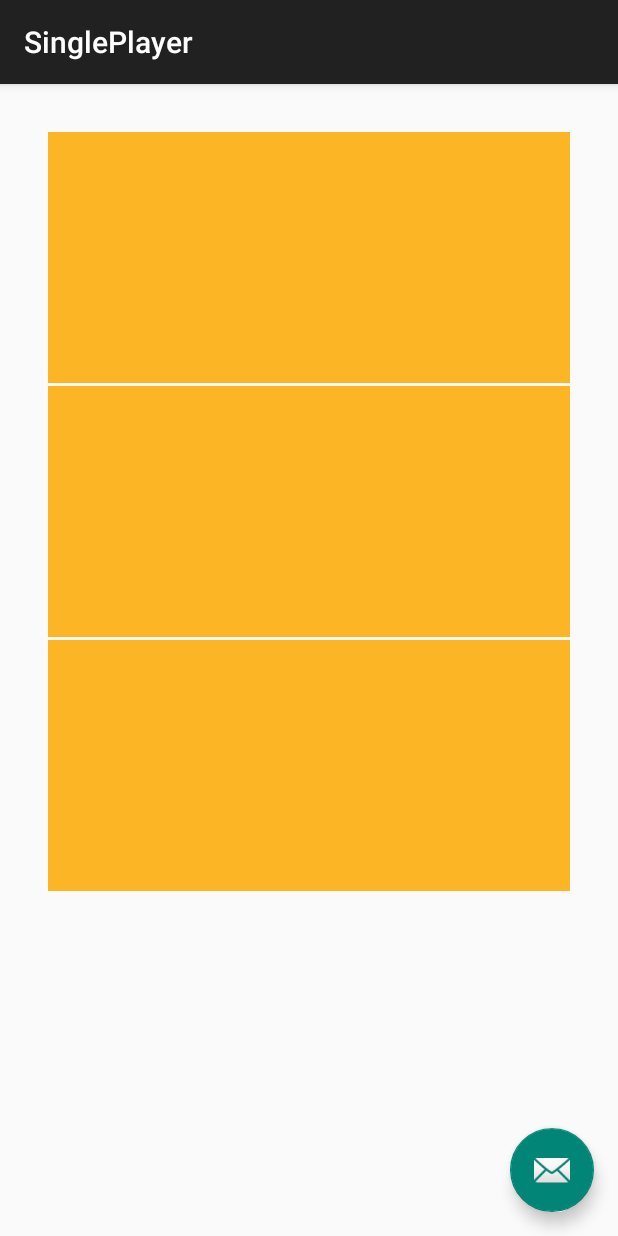
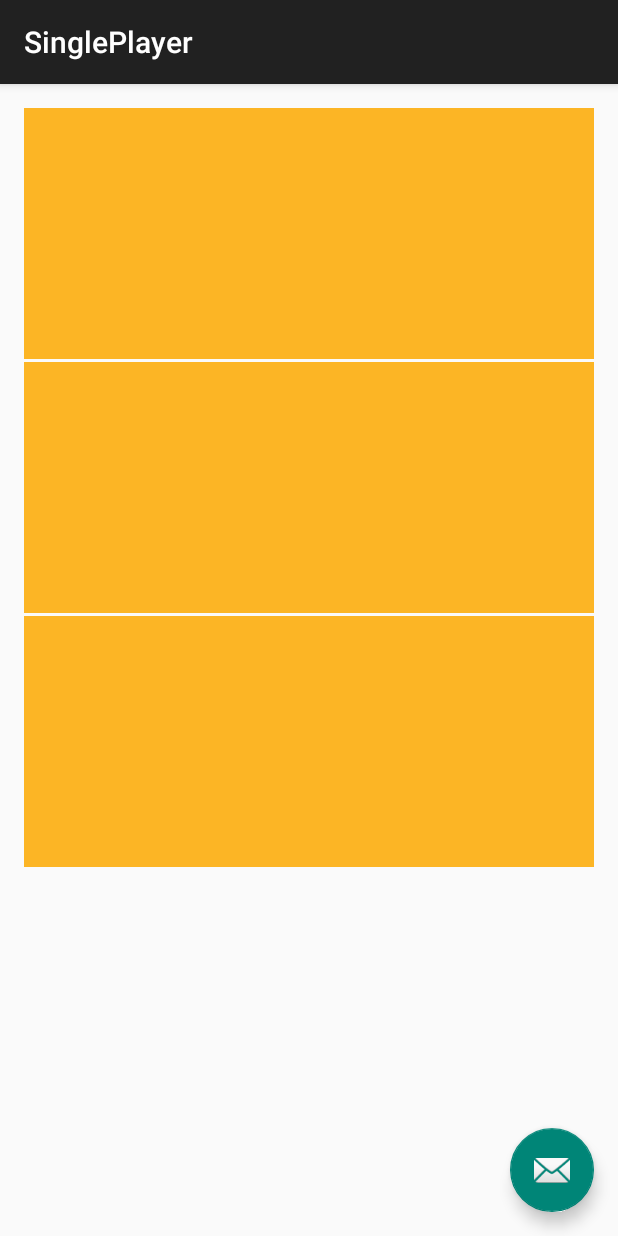
Before and after one commit to jitsuntung/TestSpeechApp, an Android app: the SinglePlayer screen opened directly, with no data from a screen before it, on a phone screen of 412 x 824 dp. Run offline under Robolectric (Android 15) with nearby library versions, the light colour scheme and no system bars.

Commit message:
MInor layout changes

```diff
--- a/app/build.gradle
+++ b/app/build.gradle
@@ -2,7 +2,7 @@ apply plugin: 'com.android.application'
 
 android {
     compileSdkVersion 23
-    buildToolsVersion "23.0.0"
+    buildToolsVersion "23.0.1"
 
     defaultConfig {
         applicationId "com.example.jit.testspeech"
--- a/app/src/main/java/com/example/jit/testspeech/ResultMM.java
+++ b/app/src/main/java/com/example/jit/testspeech/ResultMM.java
@@ -2,6 +2,7 @@ package com.example.jit.testspeech;
 
 /**
  * Created by jtung on 10/22/2015.
+ *
  */
 public class ResultMM {
     String[] matrix;
--- a/app/src/main/res/layout/content_single_player.xml
+++ b/app/src/main/res/layout/content_single_player.xml
@@ -2,10 +2,7 @@
 <RelativeLayout xmlns:android="http://schemas.android.com/apk/res/android"
     xmlns:tools="http://schemas.android.com/tools"
     xmlns:app="http://schemas.android.com/apk/res-auto" android:layout_width="match_parent"
-    android:layout_height="match_parent" android:paddingLeft="@dimen/activity_horizontal_margin"
-    android:paddingRight="@dimen/activity_horizontal_margin"
-    android:paddingTop="@dimen/activity_vertical_margin"
-    android:paddingBottom="@dimen/activity_vertical_margin"
+    android:layout_height="match_parent"
     app:layout_behavior="@string/appbar_scrolling_view_behavior"
     tools:showIn="@layout/activity_single_player"
     tools:context="com.example.jit.testspeech.SinglePlayer">
@@ -15,4 +12,5 @@
         android:layout_height="match_parent"
         android:id="@+id/singlep_frag_container" />
 
+
 </RelativeLayout>
```
Also changed, not shown: app/src/main/java/com/example/jit/testspeech/SingleGridFrag.java (+16 -10 lines), 1 other file.
